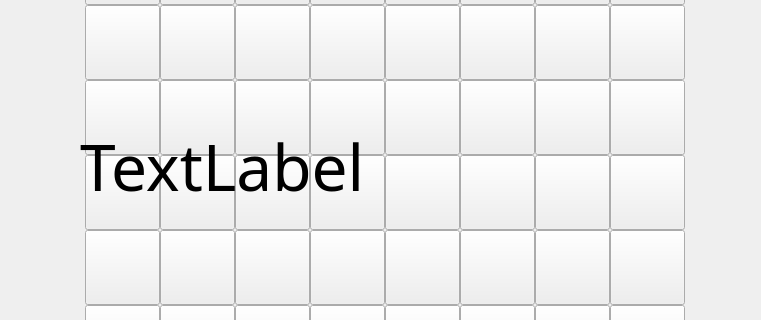
Qt form chesswindow.ui (maxh24500/Echec) before a commit; both pictures show x 210 to 971 and y 192 to 512 of the 1221 by 718 pixel window.
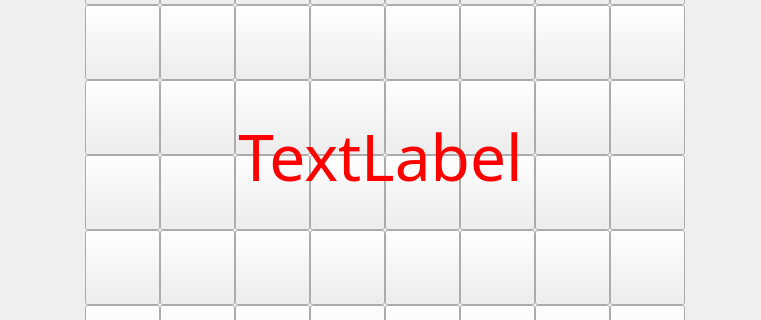
The same form after that commit.

Commit message: colour text

Diff of the .ui file:
```diff
--- a/chesswindow.ui
+++ b/chesswindow.ui
@@ -850,7 +850,7 @@
     <property name="geometry">
      <rect>
       <x>290</x>
-      <y>260</y>
+      <y>250</y>
       <width>601</width>
       <height>161</height>
      </rect>
@@ -861,7 +861,7 @@
        <colorrole role="WindowText">
         <brush brushstyle="SolidPattern">
          <color alpha="255">
-          <red>0</red>
+          <red>255</red>
           <green>0</green>
           <blue>0</blue>
          </color>
@@ -1007,7 +1007,7 @@
        <colorrole role="WindowText">
         <brush brushstyle="SolidPattern">
          <color alpha="255">
-          <red>0</red>
+          <red>255</red>
           <green>0</green>
           <blue>0</blue>
          </color>
@@ -1306,6 +1306,9 @@
     <property name="text">
      <string>TextLabel</string>
     </property>
+    <property name="alignment">
+     <set>Qt::AlignCenter</set>
+    </property>
    </widget>
   </widget>
   <widget class="QMenuBar" name="menuBar">
```
